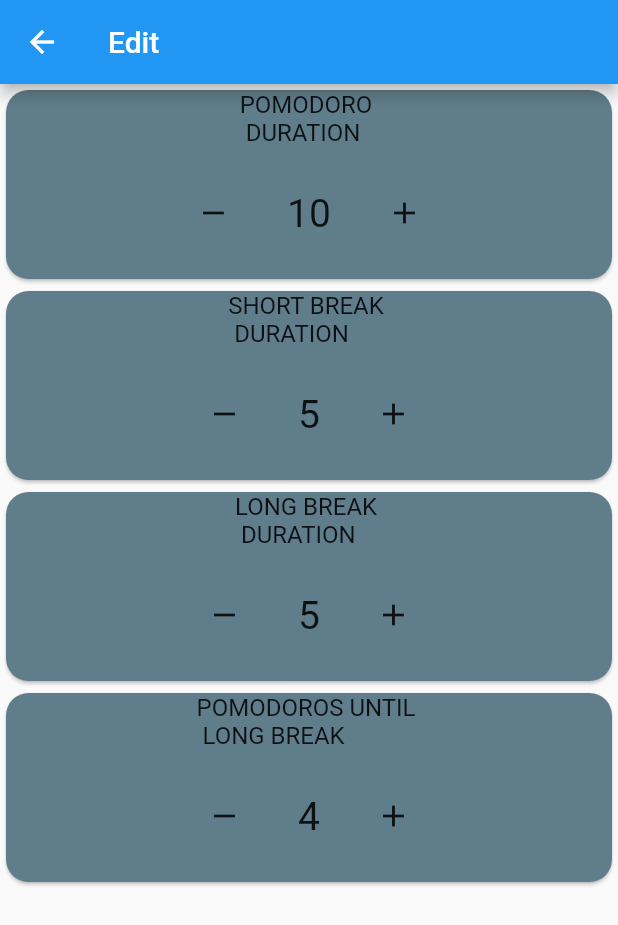
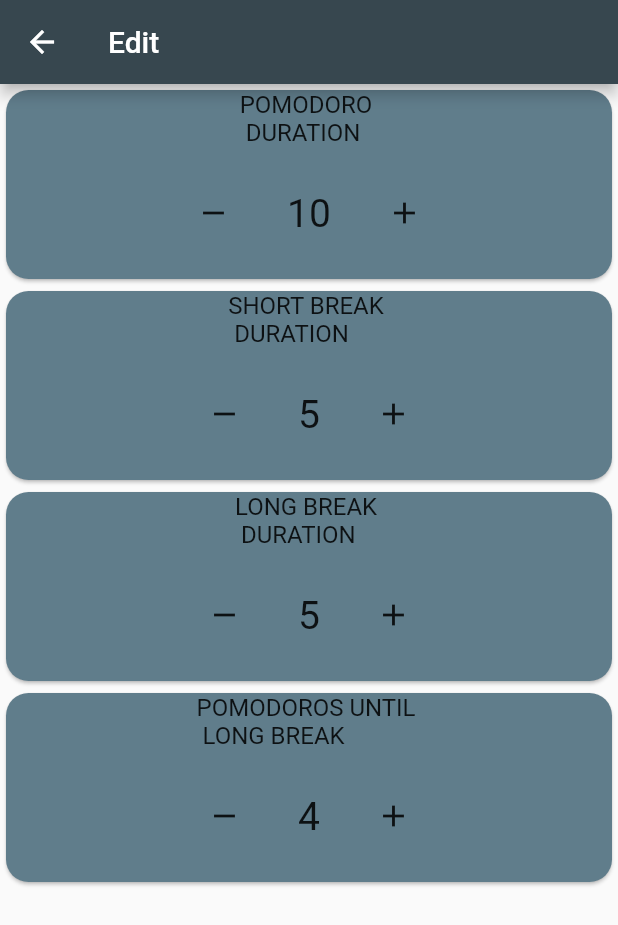
Before and after one commit to anhar-x/Pomodoro-Flutter, a Flutter app: the EditPage screen opened directly, on a phone screen of 412 x 824 dp. Shown: the top 925 px of the screen. Run offline on Flutter 3.47's test engine with Material 2 defaults, Android fonts, the phone set to English and light mode, and no system bars; our stand-ins replace audioplayers, circular_countdown_timer, shared_preferences; accounts and stored records are empty.

Commit message:
UI changes in edit page

```diff
--- a/lib/pages/edit_page.dart
+++ b/lib/pages/edit_page.dart
@@ -10,7 +10,7 @@ class _EditPageState extends State<EditPage> {
   @override
   Widget build(BuildContext context) {
     return Scaffold(
-      appBar: AppBar(title: Text('Edit')),
+      appBar: AppBar(title: Text('Edit'), backgroundColor: Colors.blueGrey[800],),
       body: _editPage(),
     );
   }
```
